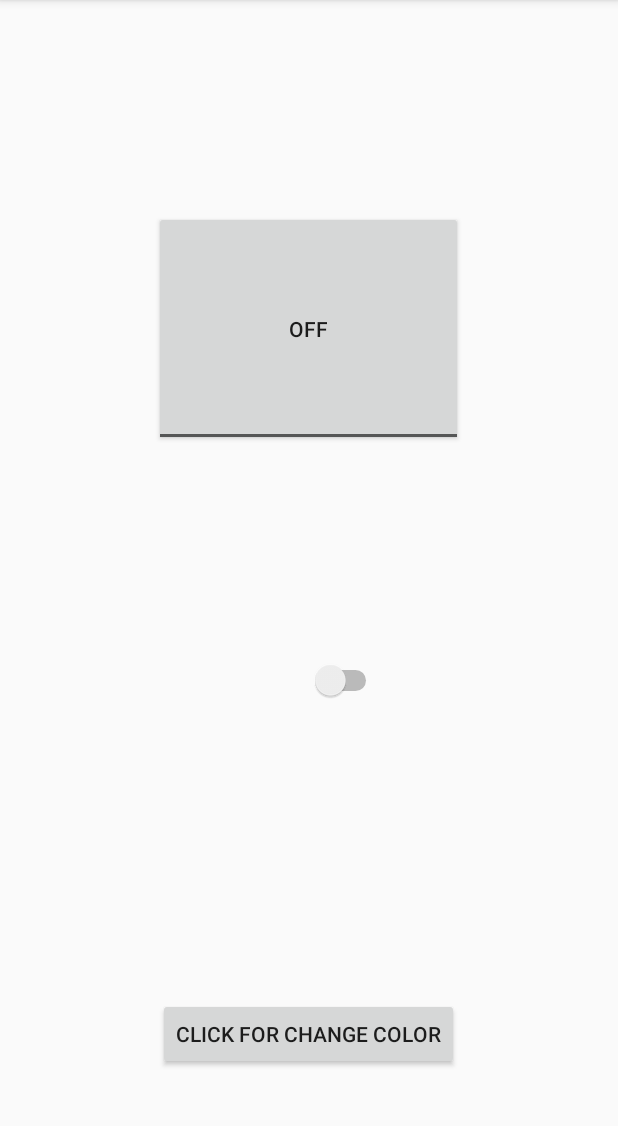
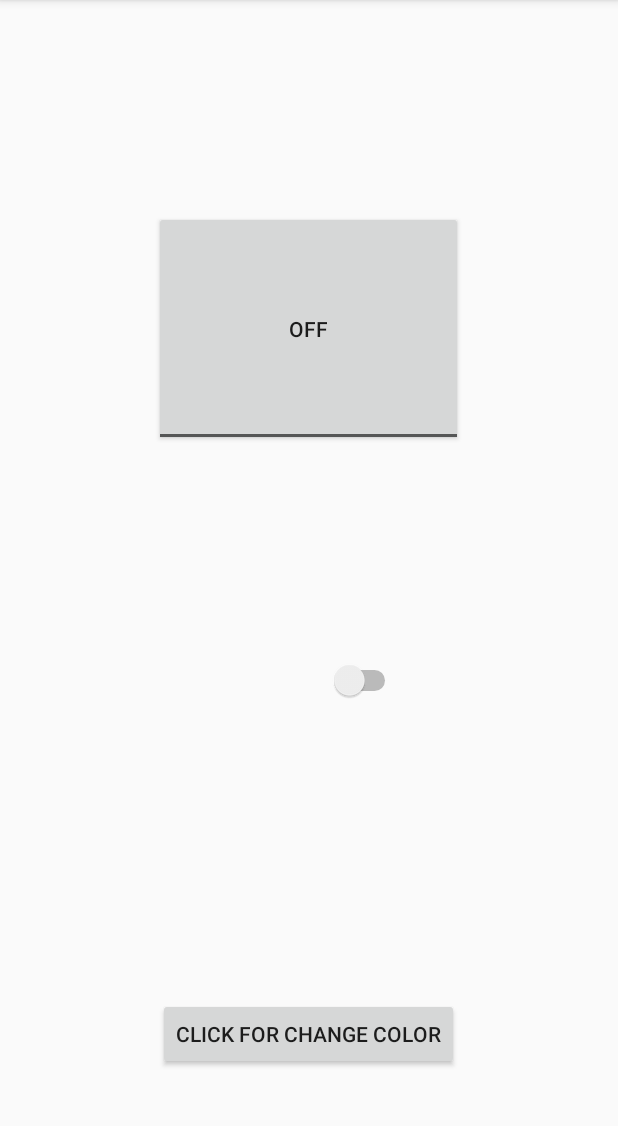
Before and after one commit to adidi3/Adi00012, an Android app: the screen it shows after launch (MainActivity), on a phone screen of 412 x 824 dp, the part 84-1210 px from its top. Run offline under Robolectric (Android 15) with nearby library versions, the phone set to English and light mode, and no system bars.

Commit message:
1st commit/

```diff
--- a/app/src/main/res/layout/activity_main.xml
+++ b/app/src/main/res/layout/activity_main.xml
@@ -76,7 +76,7 @@
         <Space
             android:layout_width="0dp"
             android:layout_height="match_parent"
-            android:layout_weight="8" />
+            android:layout_weight="7" />
 
 
     </LinearLayout>
```
